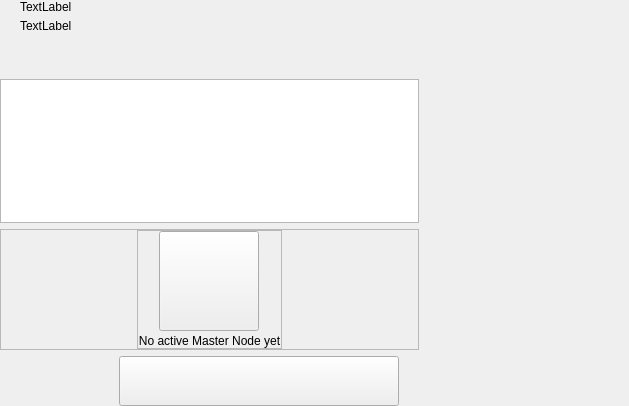
kopernikus-git/encocoinplus, file src/qt/epgc/forms/masternodeswidget.ui: the form before one commit.
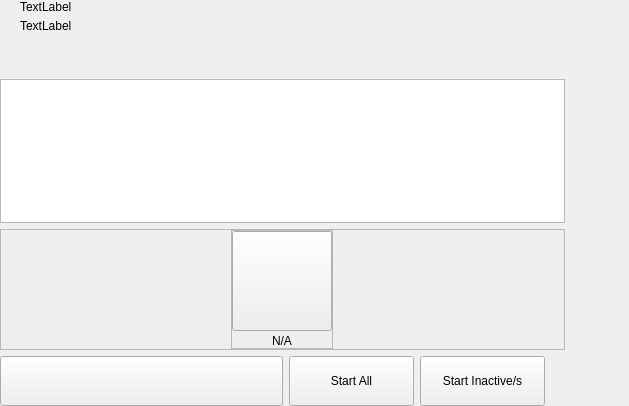
The form after the commit. Custom widgets are drawn as their Qt base class.

The edit to the form file:
```diff
--- a/src/qt/epgc/forms/masternodeswidget.ui
+++ b/src/qt/epgc/forms/masternodeswidget.ui
@@ -226,7 +226,7 @@
                  <string notr="true"/>
                 </property>
                 <property name="text">
-                 <string>No active Master Node yet</string>
+                 <string>N/A</string>
                 </property>
                 <property name="alignment">
                  <set>Qt::AlignCenter</set>
@@ -264,13 +264,13 @@
            <widget class="QPushButton" name="pushButtonSave">
             <property name="minimumSize">
              <size>
-              <width>280</width>
+              <width>283</width>
               <height>50</height>
              </size>
             </property>
             <property name="maximumSize">
              <size>
-              <width>280</width>
+              <width>283</width>
               <height>50</height>
              </size>
             </property>
@@ -282,6 +282,32 @@
             </property>
            </widget>
           </item>
+          <item>
+           <widget class="QPushButton" name="pushButtonStartAll">
+            <property name="minimumSize">
+             <size>
+              <width>125</width>
+              <height>50</height>
+             </size>
+            </property>
+            <property name="text">
+             <string>Start All</string>
+            </property>
+           </widget>
+          </item>
+          <item>
+           <widget class="QPushButton" name="pushButtonStartMissing">
+            <property name="minimumSize">
+             <size>
+              <width>125</width>
+              <height>50</height>
+             </size>
+            </property>
+            <property name="text">
+             <string>Start Inactive/s</string>
+            </property>
+           </widget>
+          </item>
          </layout>
         </item>
        </layout>
```
